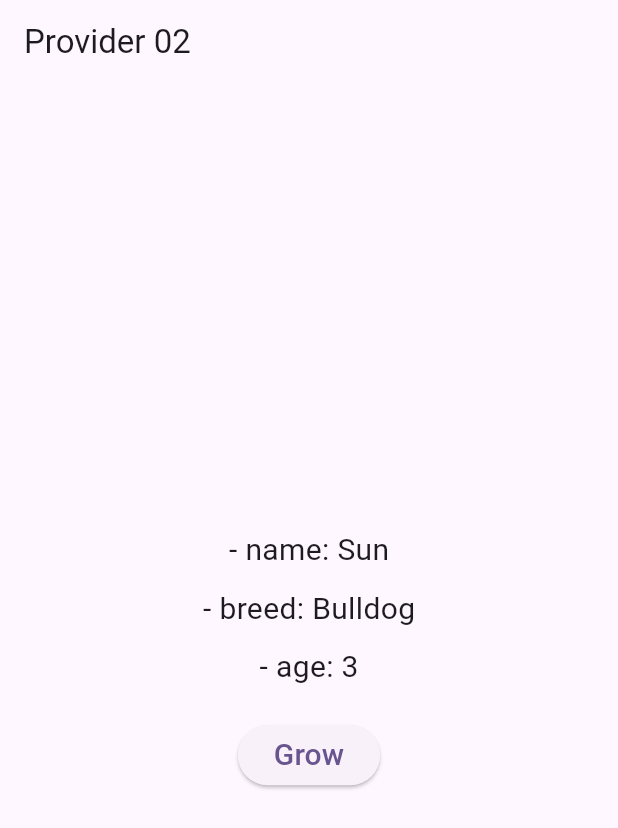
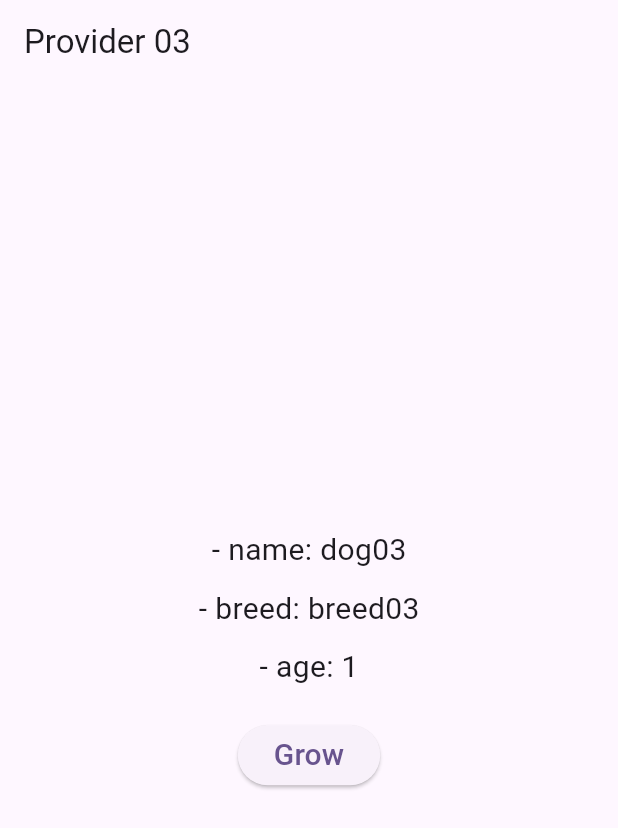
Before and after one commit to DONGL3XD/Learn_Flutter, a Flutter app: the screen it shows after launch, after a tap on "Grow", on a phone screen of 412 x 824 dp. Shown: the top 828 px of the screen. Run offline on Flutter 3.47's test engine with Material 3 defaults, Android fonts, the phone set to English and light mode, and no system bars.

Commit message:
25.04.23 ~Chapter 9

```diff
--- a/lib/main.dart
+++ b/lib/main.dart
@@ -18,22 +18,44 @@ class MyApp extends StatelessWidget {
   // This widget is the root of your application.
   @override
   Widget build(BuildContext context) {
-    return Provider<Dog>(
-      create: (context) => Dog(name: 'Sun', breed: 'Bulldog', age: 3),
-      child: MaterialApp(
-        title: 'Provider02',
-        theme: ThemeData(
-          colorScheme: ColorScheme.fromSeed(seedColor: Colors.deepPurple),
-          useMaterial3: true,
-        ),
-        home: const MyHomePage(),
+    return MaterialApp(
+      title: 'Provider03',
+      theme: ThemeData(
+        colorScheme: ColorScheme.fromSeed(seedColor: Colors.deepPurple),
+        useMaterial3: true,
       ),
+      home: const MyHomePage(),
     );
   }
 }
 
-class MyHomePage extends StatelessWidget {
+class MyHomePage extends StatefulWidget {
   const MyHomePage({super.key});
+
+  @override
+  State<MyHomePage> createState() => _MyHomePageState();
+}
+
+class _MyHomePageState extends State<MyHomePage> {
+  final dog = Dog(name: 'dog03', breed: 'breed03');
+
+  @override
+  void initState() {
+    // TODO: implement initState
+    super.initState();
+    dog.addListener(dogListener);
+  }
+
+  void dogListener() {
+    print('age: ${dog.age}');
+  }
+
+  @override
+  void dispose() {
+    // TODO: implement dispose
+    super.dispose();
+    dog.removeListener(dogListener);
+  }
 
   @override
   Widget build(BuildContext context) {
@@ -44,18 +66,15 @@ class MyHomePage extends StatelessWidget {
     // fast, so that you can just rebuild anything that needs updating rather
     // than having to individually change instances of widgets.
     return Scaffold(
-      appBar: AppBar(title: Text("Provider 02")),
+      appBar: AppBar(title: Text("Provider 03")),
       body: Center(
         child: Column(
           mainAxisAlignment: MainAxisAlignment.center,
           mainAxisSize: MainAxisSize.min,
           children: [
-            Text(
-              '- name: ${Provider.of<Dog>(context).name}',
-              style: TextStyle(fontSize: 20),
-            ),
+            Text('- name: ${dog.name}', style: TextStyle(fontSize: 20)),
             SizedBox(height: 10),
-            BreedAndAge(),
+            BreedAndAge(dog: dog),
           ],
         ),
       ),
@@ -64,37 +83,35 @@ class MyHomePage extends StatelessWidget {
 }
 
 class BreedAndAge extends StatelessWidget {
-  const BreedAndAge({super.key});
+  const BreedAndAge({super.key, required this.dog});
+
+  final Dog dog;
 
   @override
   Widget build(BuildContext context) {
     return Column(
       children: [
-        Text(
-          '- breed: ${Provider.of<Dog>(context).breed}',
-          style: TextStyle(fontSize: 20),
-        ),
+        Text('- breed: ${dog.breed}', style: TextStyle(fontSize: 20)),
         SizedBox(height: 10),
-        Age(),
+        Age(dog: dog),
       ],
     );
   }
 }
 
 class Age extends StatelessWidget {
-  const Age({super.key});
+  const Age({super.key, required this.dog});
+
+  final Dog dog;
 
   @override
   Widget build(BuildContext context) {
     return Column(
       children: [
-        Text(
-          '- age: ${Provider.of<Dog>(context).age}',
-          style: TextStyle(fontSize: 20),
-        ),
+        Text('- age: ${dog.age}', style: TextStyle(fontSize: 20)),
         SizedBox(height: 20),
         ElevatedButton(
-          onPressed: () => Provider.of<Dog>(context, listen: false).grow(),
+          onPressed: () => dog.grow(),
           child: Text('Grow', style: TextStyle(fontSize: 20)),
         ),
       ],
--- a/lib/models/dog.dart
+++ b/lib/models/dog.dart
@@ -1,4 +1,6 @@
-class Dog {
+import 'package:flutter/material.dart';
+
+class Dog with ChangeNotifier {
   final String name;
   final String breed;
   int age;
@@ -7,6 +9,7 @@ class Dog {
 
   void grow() {
     age++;
-    print('age : $age');
+    notifyListeners();
+    print('listener age : $age');
   }
 }
```
